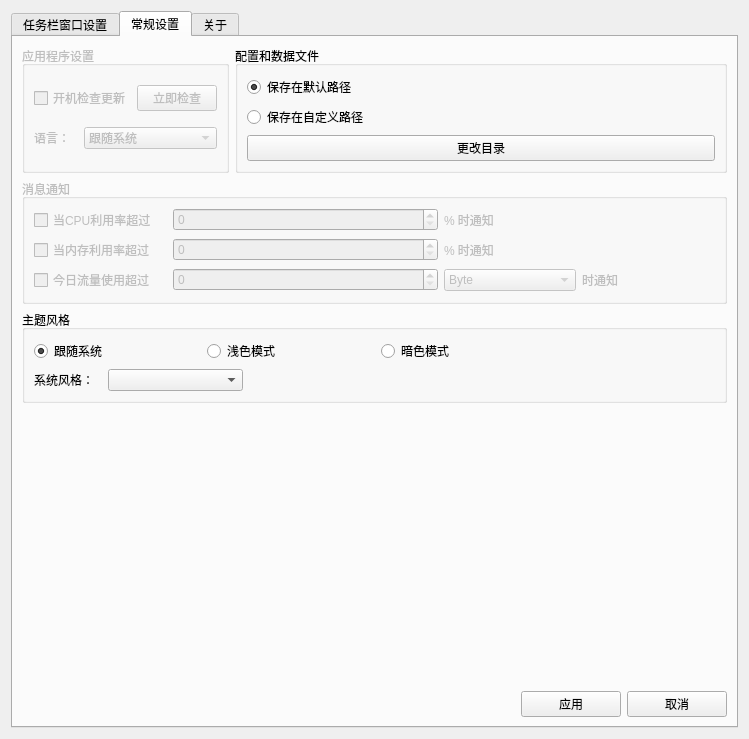
First picture: the form in dde-dock-plugin/WinDdeDockSetting.ui, repository XMuli/NetSpeed, before the edit.
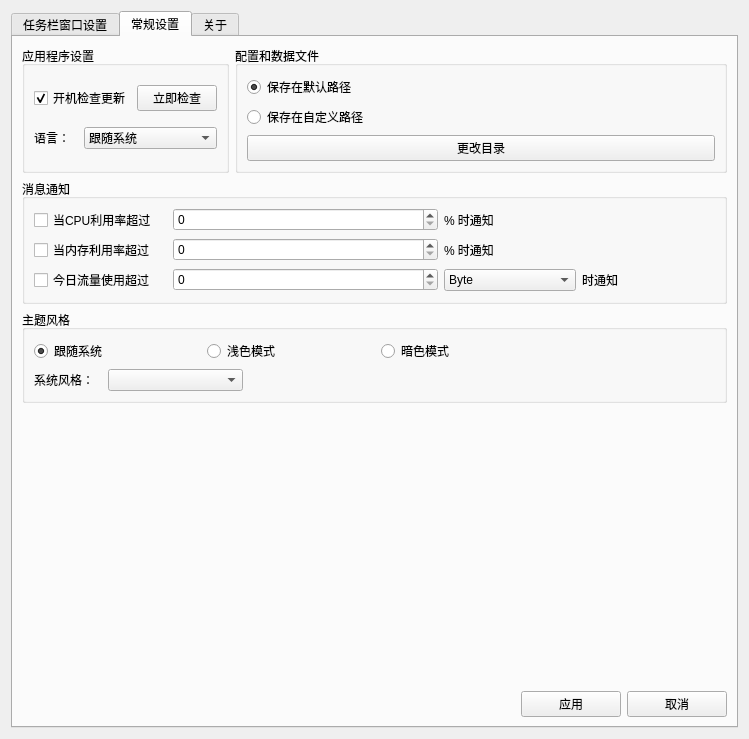
Second picture: the form after the edit.

Diff of the .ui file:
```diff
--- a/dde-dock-plugin/WinDdeDockSetting.ui
+++ b/dde-dock-plugin/WinDdeDockSetting.ui
@@ -619,7 +619,7 @@
          <item>
           <widget class="QGroupBox" name="groupBox_12">
            <property name="enabled">
-            <bool>false</bool>
+            <bool>true</bool>
            </property>
            <property name="title">
             <string>应用程序设置</string>
@@ -634,6 +634,9 @@
                   <property name="text">
                    <string>开机检查更新</string>
                   </property>
+                  <property name="checked">
+                   <bool>true</bool>
+                  </property>
                  </widget>
                 </item>
                </layout>
@@ -659,7 +662,7 @@
               <item>
                <widget class="QComboBox" name="comboBoxLanguage">
                 <property name="enabled">
-                 <bool>false</bool>
+                 <bool>true</bool>
                 </property>
                 <property name="editable">
                  <bool>false</bool>
@@ -724,7 +727,7 @@
        <item>
         <widget class="QGroupBox" name="groupBox_14">
          <property name="enabled">
-          <bool>false</bool>
+          <bool>true</bool>
          </property>
          <property name="title">
           <string>消息通知</string>
```
Left out of the diff: 4 changed lines with no effect on the pictures.
